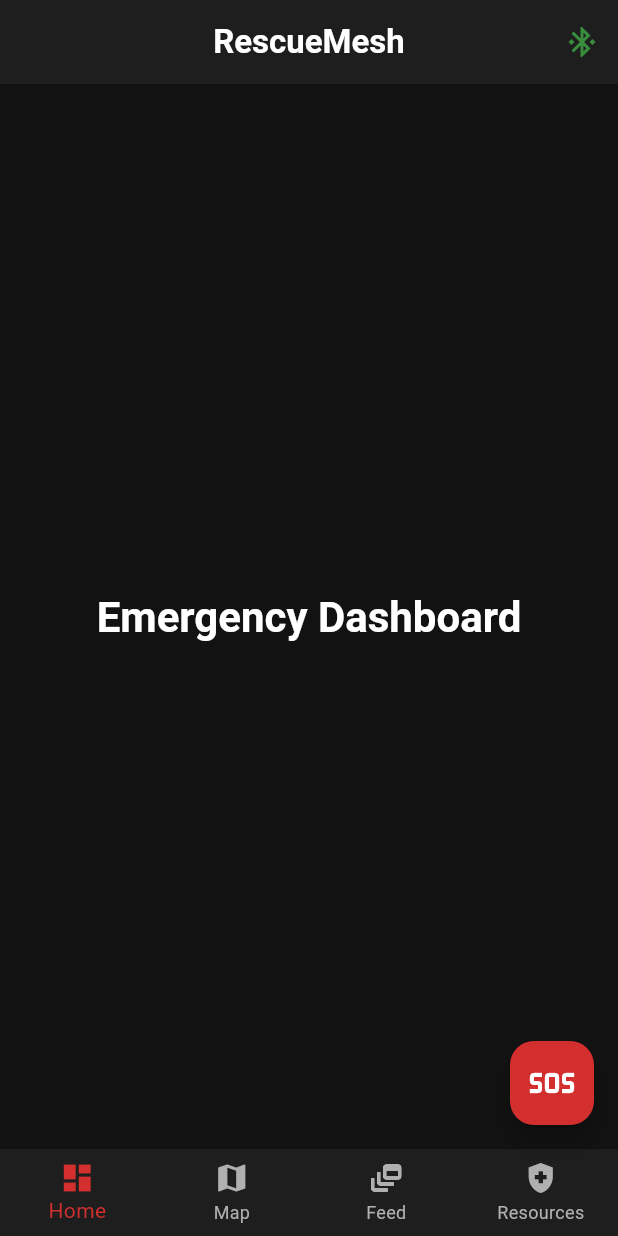
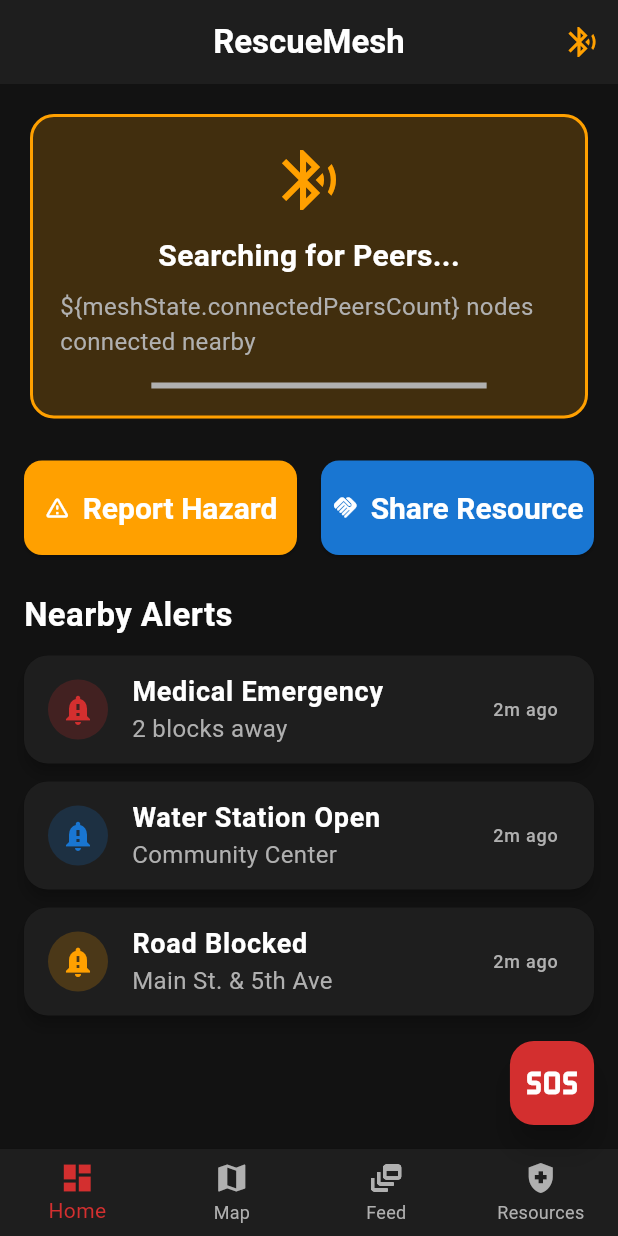
Before and after one commit to Sh1sh1R017/RescueMesh, a Flutter app: the screen it shows after launch, on a phone screen of 412 x 824 dp. Run offline on Flutter 3.47's test engine with Material 3 defaults, Android fonts, the phone set to English and light mode, and no system bars; our stand-ins replace flutter_blue_plus, flutter_map, flutter_riverpod, latlong2, permission_handler, sqflite; missing offline and left inert: flutter_ble_peripheral; accounts and stored records are empty.

Commit message:
feat: Implement MVP UI Screens (Dashboard, Map, Feed, Resources, SOS)

```diff
--- a/lib/presentation/app.dart
+++ b/lib/presentation/app.dart
@@ -1,47 +1,76 @@
 import 'package:flutter/material.dart';
+import 'package:flutter_riverpod/flutter_riverpod.dart';
 import '../core/theme/app_theme.dart';
+import '../providers/mesh_provider.dart';
 
-class RescueMeshApp extends StatelessWidget {
+// Screens
+import 'dashboard/dashboard_screen.dart';
+import 'map/map_screen.dart';
+import 'feed/feed_screen.dart';
+import 'resources/resources_screen.dart';
+import 'widgets/sos_button.dart';
+
+class RescueMeshApp extends ConsumerStatefulWidget {
   const RescueMeshApp({Key? key}) : super(key: key);
+
+  @override
+  ConsumerState<RescueMeshApp> createState() => _RescueMeshAppState();
+}
+
+class _RescueMeshAppState extends ConsumerState<RescueMeshApp> {
+  @override
+  void initState() {
+    super.initState();
+    // Initialize mesh network on app start
+    WidgetsBinding.instance.addPostFrameCallback((_) {
+      ref.read(meshStateProvider.notifier).initializeMesh();
+    });
+  }
 
   @override
   Widget build(BuildContext context) {
     return MaterialApp(
       title: 'RescueMesh',
-      theme: AppTheme.darkTheme, // Force dark/high-contrast theme for battery & visibility
+      theme: AppTheme.darkTheme,
       home: const MainDashboardScreen(),
       debugShowCheckedModeBanner: false,
     );
   }
 }
 
-class MainDashboardScreen extends StatefulWidget {
+class MainDashboardScreen extends ConsumerStatefulWidget {
   const MainDashboardScreen({Key? key}) : super(key: key);
 
   @override
-  State<MainDashboardScreen> createState() => _MainDashboardScreenState();
+  ConsumerState<MainDashboardScreen> createState() => _MainDashboardScreenState();
 }
 
-class _MainDashboardScreenState extends State<MainDashboardScreen> {
+class _MainDashboardScreenState extends ConsumerState<MainDashboardScreen> {
   int _currentIndex = 0;
 
   final List<Widget> _screens = [
-    const PlaceholderScreen(title: 'Emergency Dashboard'),
-    const PlaceholderScreen(title: 'Situation Map'),
-    const PlaceholderScreen(title: 'Neighborhood Feed'),
-    const PlaceholderScreen(title: 'Resource Sharing'),
+    const DashboardScreen(),
+    const MapScreen(),
+    const FeedScreen(),
+    const ResourcesScreen(),
   ];
 
   @override
   Widget build(BuildContext context) {
+    final meshState = ref.watch(meshStateProvider);
+    final bool isConnected = meshState.connectedPeersCount > 0;
+
     return Scaffold(
       appBar: AppBar(
         title: const Text('RescueMesh'),
         actions: [
           IconButton(
-            icon: const Icon(Icons.bluetooth_connected, color: AppTheme.safeColor),
+            icon: Icon(
+              isConnected ? Icons.bluetooth_connected : Icons.bluetooth_searching,
+              color: isConnected ? AppTheme.safeColor : AppTheme.secondaryColor
+            ),
             onPressed: () {
-              // TODO: Show mesh connection status
+              // TODO: Show detailed mesh network stats dialog
             },
           )
         ],
@@ -77,29 +106,11 @@ class _MainDashboardScreenState extends State<MainDashboardScreen> {
           ),
         ],
       ),
-      floatingActionButton: FloatingActionButton(
-        backgroundColor: AppTheme.primaryColor,
-        onPressed: () {
-          // TODO: Open SOS Creation Dialog
-        },
-        child: const Icon(Icons.sos, color: Colors.white, size: 32),
-      ),
+      floatingActionButton: _currentIndex == 0 ? SosButton(
+        onSosTriggered: () {
+          // TODO: Actually construct and save SOS packet to DB, then mesh will pick it up
+        }
+      ) : null, // Only show SOS heavily on Dashboard to prevent accidental clicks on map
     );
   }
 }
-
-class PlaceholderScreen extends StatelessWidget {
-  final String title;
-  const PlaceholderScreen({Key? key, required this.title}) : super(key: key);
-
-  @override
-  Widget build(BuildContext context) {
-    return Center(
-      child: Text(
-        title,
-        style: Theme.of(context).textTheme.displayMedium,
-        textAlign: TextAlign.center,
-      ),
-    );
-  }
-}
--- /dev/null
+++ b/lib/presentation/dashboard/dashboard_screen.dart
@@ -0,0 +1,142 @@
+import 'package:flutter/material.dart';
+import 'package:flutter_riverpod/flutter_riverpod.dart';
+import '../../providers/mesh_provider.dart';
+import '../../core/theme/app_theme.dart';
+
+class DashboardScreen extends ConsumerWidget {
+  const DashboardScreen({Key? key}) : super(key: key);
+
+  @override
+  Widget build(BuildContext context, WidgetRef ref) {
+    final meshState = ref.watch(meshStateProvider);
+
+    return SingleChildScrollView(
+      padding: const EdgeInsets.all(16.0),
+      child: Column(
+        crossAxisAlignment: CrossAxisAlignment.stretch,
+        children: [
+          _buildStatusCard(meshState),
+          const SizedBox(height: 24),
+          _buildQuickActionCard(context),
+          const SizedBox(height: 24),
+          _buildRecentAlertsHeader(),
+          _buildAlertItem('Medical Emergency', '2 blocks away', AppTheme.primaryColor),
+          _buildAlertItem('Water Station Open', 'Community Center', AppTheme.infoColor),
+          _buildAlertItem('Road Blocked', 'Main St. & 5th Ave', AppTheme.secondaryColor),
+        ],
+      ),
+    );
+  }
+
+  Widget _buildStatusCard(MeshState meshState) {
+    bool isConnected = meshState.connectedPeersCount > 0;
+
+    return Card(
+      elevation: 0,
+      color: isConnected ? AppTheme.safeColor.withOpacity(0.2) : AppTheme.secondaryColor.withOpacity(0.2),
+      shape: RoundedRectangleBorder(
+        borderRadius: BorderRadius.circular(16),
+        side: BorderSide(
+          color: isConnected ? AppTheme.safeColor : AppTheme.secondaryColor,
+          width: 2,
+        ),
+      ),
+      child: Padding(
+        padding: const EdgeInsets.all(20.0),
+        child: Column(
+          children: [
+            Icon(
+              isConnected ? Icons.bluetooth_connected : Icons.bluetooth_searching,
+              size: 48,
+              color: isConnected ? AppTheme.safeColor : AppTheme.secondaryColor,
+            ),
+            const SizedBox(height: 12),
+            Text(
+              isConnected ? 'Mesh Network Active' : 'Searching for Peers...',
+              style: const TextStyle(fontSize: 20, fontWeight: FontWeight.bold, color: Colors.white),
+            ),
+            const SizedBox(height: 8),
+            Text(
+              '\${meshState.connectedPeersCount} nodes connected nearby',
+              style: const TextStyle(fontSize: 16, color: AppTheme.textSecondaryColor),
+            ),
+            const SizedBox(height: 16),
+            if (meshState.isScanning || meshState.isAdvertising)
+              const LinearProgressIndicator(
+                valueColor: AlwaysStoppedAnimation<Color>(AppTheme.textSecondaryColor),
+                backgroundColor: Colors.transparent,
+              )
+            else
+              const SizedBox(height: 4), // Placeholder to prevent layout jump
+          ],
+        ),
+      ),
+    );
+  }
+
+  Widget _buildQuickActionCard(BuildContext context) {
+    return Row(
+      children: [
+        Expanded(
+          child: ElevatedButton.icon(
+            onPressed: () {
+              // TODO: Open Report Hazard Dialog
+            },
+            icon: const Icon(Icons.warning_amber_rounded),
+            label: const Text('Report Hazard'),
+            style: ElevatedButton.styleFrom(
+              backgroundColor: AppTheme.secondaryColor,
+              foregroundColor: Colors.white,
+              padding: const EdgeInsets.symmetric(vertical: 20),
+            ),
+          ),
+        ),
+        const SizedBox(width: 16),
+        Expanded(
+          child: ElevatedButton.icon(
+            onPressed: () {
+              // TODO: Open Share Resource Dialog
+            },
+            icon: const Icon(Icons.handshake),
+            label: const Text('Share Resource'),
+            style: ElevatedButton.styleFrom(
+              backgroundColor: AppTheme.infoColor,
+              foregroundColor: Colors.white,
+              padding: const EdgeInsets.symmetric(vertical: 20),
+            ),
+          ),
+        ),
+      ],
+    );
+  }
+
+  Widget _buildRecentAlertsHeader() {
+    return const Padding(
+      padding: EdgeInsets.only(bottom: 12.0),
+      child: Text(
+        'Nearby Alerts',
+        style: TextStyle(
+          fontSize: 22,
+          fontWeight: FontWeight.bold,
+          color: Colors.white,
+        ),
+      ),
+    );
+  }
+
+  Widget _buildAlertItem(String title, String subtitle, Color color) {
+    return Card(
+      margin: const EdgeInsets.only(bottom: 12),
+      color: AppTheme.surfaceColor,
+      child: ListTile(
+        leading: CircleAvatar(
+          backgroundColor: color.withOpacity(0.2),
+          child: Icon(Icons.notification_important, color: color),
+        ),
+        title: Text(title, style: const TextStyle(color: Colors.white, fontWeight: FontWeight.bold)),
+        subtitle: Text(subtitle, style: const TextStyle(color: AppTheme.textSecondaryColor)),
+        trailing: const Text('2m ago', style: TextStyle(color: AppTheme.textSecondaryColor, fontSize: 12)),
+      ),
+    );
+  }
+}
--- /dev/null
+++ b/lib/presentation/widgets/sos_button.dart
@@ -0,0 +1,87 @@
+import 'package:flutter/material.dart';
+import '../../core/theme/app_theme.dart';
+
+class SosButton extends StatefulWidget {
+  final VoidCallback onSosTriggered;
+
+  const SosButton({Key? key, required this.onSosTriggered}) : super(key: key);
+
+  @override
+  State<SosButton> createState() => _SosButtonState();
+}
+
+class _SosButtonState extends State<SosButton> with SingleTickerProviderStateMixin {
+  late AnimationController _controller;
+  late Animation<double> _scaleAnimation;
+
+  @override
+  void initState() {
+    super.initState();
+    _controller = AnimationController(
+      vsync: this,
+      duration: const Duration(seconds: 2),
+    )..repeat(reverse: true);
+
+    _scaleAnimation = Tween<double>(begin: 1.0, end: 1.1).animate(
+      CurvedAnimation(parent: _controller, curve: Curves.easeInOut),
+    );
+  }
+
+  @override
+  void dispose() {
+    _controller.dispose();
+    super.dispose();
+  }
+
+  @override
+  Widget build(BuildContext context) {
+    return ScaleTransition(
+      scale: _scaleAnimation,
+      child: FloatingActionButton(
+        onPressed: () {
+          _showSosConfirmationDialog(context);
+        },
+        backgroundColor: AppTheme.primaryColor,
+        elevation: 8,
+        child: const Icon(Icons.sos, color: Colors.white, size: 36),
+      ),
+    );
+  }
+
+  void _showSosConfirmationDialog(BuildContext context) {
+    showDialog(
+      context: context,
+      builder: (context) {
+        return AlertDialog(
+          backgroundColor: AppTheme.surfaceColor,
+          title: const Text('TRIGGER SOS?', style: TextStyle(color: AppTheme.primaryColor, fontWeight: FontWeight.bold)),
+          content: const Text(
+            'This will flood the mesh network with a high-priority emergency alert containing your exact location. Only use this for immediate danger to life or limb.',
+            style: TextStyle(color: Colors.white),
+          ),
+          actions: [
+            TextButton(
+              onPressed: () => Navigator.of(context).pop(),
+              child: const Text('CANCEL', style: TextStyle(color: AppTheme.textSecondaryColor)),
+            ),
+            ElevatedButton(
+              onPressed: () {
+                Navigator.of(context).pop();
+                widget.onSosTriggered();
+
+                ScaffoldMessenger.of(context).showSnackBar(
+                  const SnackBar(
+                    content: Text('SOS Alert Broadcasted to Mesh Network!'),
+                    backgroundColor: AppTheme.primaryColor,
+                  )
+                );
+              },
+              style: ElevatedButton.styleFrom(backgroundColor: AppTheme.primaryColor),
+              child: const Text('BROADCAST SOS', style: TextStyle(fontWeight: FontWeight.bold)),
+            ),
+          ],
+        );
+      },
+    );
+  }
+}
```
Also changed, not shown: lib/presentation/feed/feed_screen.dart (added, +95 -0 lines), lib/presentation/map/map_screen.dart (added, +78 -0 lines), lib/presentation/resources/resources_screen.dart (added, +118 -0 lines).
